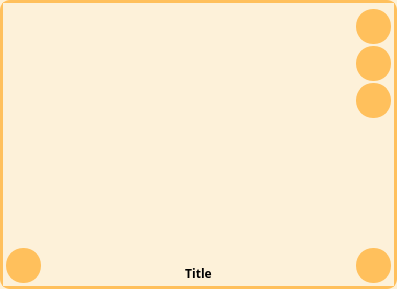
This is UI/stacked_recipes_.ui in juvarlet/a_table as Qt 5 draws it before an edit. The edited form follows.
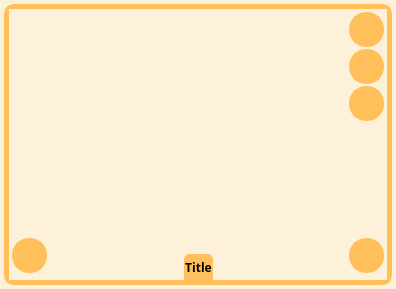
This is the edited form. Icons and pictures are not drawn.

Commit message:
New Style for Menu Table with button animation
generic dynamic filter
fix bug with leftovers checkbox
calendar button disabled in edit mode

```diff
--- a/UI/stacked_recipes_.ui
+++ b/UI/stacked_recipes_.ui
@@ -6,7 +6,7 @@
    <rect>
     <x>0</x>
     <y>0</y>
-    <width>397</width>
+    <width>396</width>
     <height>289</height>
    </rect>
   </property>
@@ -116,41 +116,56 @@
 	height: 20px;
 }
 
- 
-QComboBox QAbstractItemView{
+ QComboBox QAbstractItemView{
 	background-color: #fdf1d9;
 	/*color: #1a5d75;*/
 	selection-background-color: #ffc05c;
 	/*selection-color: #2584a7;*/
 }
 
-QFrame #frame_buttons, QFrame #frame, QFrame #frame_4, QFrame #frame_buttons_2{
+QFrame #frame_buttons, QFrame #frame, QFrame #frame_4, QFrame #frame_buttons_2, QFrame #frame_2, QFrame #frame_3{
     background-color:transparent;
 	border-color:transparent;
 }
 
+QFrame#frame_list, QFrame #frame_buttons_2{
+	background-color:#ffe0ad;
+}
+QListWidget#list_stack{
+	background-color:transparent;
+}
+
 QMenu::item {
     icon-size:50px 50px;
 }
+
 QStackedWidget {
-	border: 3px solid #ffc05c;
+	border: 5px solid #ffc05c;
 	border-radius: 10px;
 }
+
+QLabel#label_title{
+		border: 1px solid #ffc05c;
+		border-top-left-radius: 5px;
+		border-top-right-radius: 5px;
+		background-color:#ffc05c;
+    }
+
 /**/
 </string>
   </property>
   <layout class="QGridLayout" name="gridLayout">
    <property name="leftMargin">
-    <number>0</number>
+    <number>4</number>
    </property>
    <property name="topMargin">
-    <number>0</number>
+    <number>4</number>
    </property>
    <property name="rightMargin">
-    <number>0</number>
+    <number>4</number>
    </property>
    <property name="bottomMargin">
-    <number>0</number>
+    <number>4</number>
    </property>
    <property name="spacing">
     <number>0</number>
@@ -199,18 +214,18 @@
            <number>0</number>
           </property>
           <property name="topMargin">
-           <number>3</number>
+           <number>0</number>
           </property>
           <property name="rightMargin">
            <number>0</number>
           </property>
           <property name="bottomMargin">
-           <number>3</number>
+           <number>0</number>
           </property>
           <property name="spacing">
            <number>0</number>
           </property>
-          <item row="0" column="0" colspan="2">
+          <item row="0" column="0" rowspan="3" colspan="2">
            <widget class="QLabel" name="label_image">
             <property name="sizePolicy">
              <sizepolicy hsizetype="Expanding" vsizetype="Expanding">
@@ -270,6 +285,19 @@
                </property>
               </layout>
              </item>
+             <item row="1" column="1">
+              <spacer name="verticalSpacer_4">
+               <property name="orientation">
+                <enum>Qt::Vertical</enum>
+               </property>
+               <property name="sizeHint" stdset="0">
+                <size>
+                 <width>0</width>
+                 <height>0</height>
+                </size>
+               </property>
+              </spacer>
+             </item>
              <item row="0" column="2">
               <spacer name="horizontalSpacer_3">
                <property name="orientation">
@@ -329,8 +357,8 @@
                </property>
                <property name="sizeHint" stdset="0">
                 <size>
-                 <width>40</width>
-                 <height>20</height>
+                 <width>0</width>
+                 <height>0</height>
                 </size>
                </property>
               </spacer>
@@ -434,6 +462,12 @@
           </item>
           <item row="2" column="0" colspan="2">
            <widget class="QFrame" name="frame_2">
+            <property name="maximumSize">
+             <size>
+              <width>16777215</width>
+              <height>45</height>
+             </size>
+            </property>
             <property name="frameShape">
              <enum>QFrame::NoFrame</enum>
             </property>
@@ -451,12 +485,12 @@
               <number>35</number>
              </property>
              <property name="bottomMargin">
-              <number>1</number>
+              <number>0</number>
              </property>
              <property name="spacing">
               <number>0</number>
              </property>
-             <item row="0" column="0">
+             <item row="1" column="1">
               <widget class="QLabel" name="label_title">
                <property name="sizePolicy">
                 <sizepolicy hsizetype="Preferred" vsizetype="Minimum">
@@ -464,6 +498,9 @@
                  <verstretch>0</verstretch>
                 </sizepolicy>
                </property>
+               <property name="frameShape">
+                <enum>QFrame::NoFrame</enum>
+               </property>
                <property name="text">
                 <string>Title</string>
                </property>
@@ -473,8 +510,50 @@
                <property name="wordWrap">
                 <bool>true</bool>
                </property>
+               <property name="margin">
+                <number>3</number>
+               </property>
               </widget>
              </item>
+             <item row="1" column="0">
+              <spacer name="horizontalSpacer_8">
+               <property name="orientation">
+                <enum>Qt::Horizontal</enum>
+               </property>
+               <property name="sizeHint" stdset="0">
+                <size>
+                 <width>0</width>
+                 <height>0</height>
+                </size>
+               </property>
+              </spacer>
+             </item>
+             <item row="1" column="2">
+              <spacer name="horizontalSpacer_9">
+               <property name="orientation">
+                <enum>Qt::Horizontal</enum>
+               </property>
+               <property name="sizeHint" stdset="0">
+                <size>
+                 <width>0</width>
+                 <height>0</height>
+                </size>
+               </property>
+              </spacer>
+             </item>
+             <item row="0" column="1">
+              <spacer name="verticalSpacer_3">
+               <property name="orientation">
+                <enum>Qt::Vertical</enum>
+               </property>
+               <property name="sizeHint" stdset="0">
+                <size>
+                 <width>0</width>
+                 <height>0</height>
+                </size>
+               </property>
+              </spacer>
+             </item>
             </layout>
            </widget>
           </item>
@@ -503,37 +582,11 @@
               <number>3</number>
              </property>
              <property name="bottomMargin">
-              <number>0</number>
+              <number>3</number>
              </property>
              <property name="spacing">
               <number>0</number>
              </property>
-             <item row="0" column="0">
-              <widget class="QPushButton" name="pB_list">
-               <property name="maximumSize">
-                <size>
-                 <width>35</width>
-                 <height>35</height>
-                </size>
-               </property>
-               <property name="toolTip">
-                <string>Changer de vue - Liste</string>
-               </property>
-               <property name="text">
-                <string/>
-               </property>
-               <property name="icon">
-                <iconset>
-                 <normaloff>images/icon_list_view.png</normaloff>images/icon_list_view.png</iconset>
-               </property>
-               <property name="iconSize">
-                <size>
-                 <width>27</width>
-                 <height>27</height>
-                </size>
-               </property>
-              </widget>
-             </item>
              <item row="0" column="2">
               <widget class="QPushButton" name="pB_next">
                <property name="maximumSize">
@@ -560,6 +613,32 @@
                </property>
               </widget>
              </item>
+             <item row="0" column="0">
+              <widget class="QPushButton" name="pB_list">
+               <property name="maximumSize">
+                <size>
+                 <width>35</width>
+                 <height>35</height>
+                </size>
+               </property>
+               <property name="toolTip">
+                <string>Changer de vue - Liste</string>
+               </property>
+               <property name="text">
+                <string/>
+               </property>
+               <property name="icon">
+                <iconset>
+                 <normaloff>images/icon_list_view.png</normaloff>images/icon_list_view.png</iconset>
+               </property>
+               <property name="iconSize">
+                <size>
+                 <width>27</width>
+                 <height>27</height>
+                </size>
+               </property>
+              </widget>
+             </item>
              <item row="0" column="1">
               <spacer name="horizontalSpacer_6">
                <property name="orientation">
@@ -617,13 +696,13 @@
            <number>0</number>
           </property>
           <property name="topMargin">
-           <number>3</number>
+           <number>0</number>
           </property>
           <property name="rightMargin">
            <number>0</number>
           </property>
           <property name="bottomMargin">
-           <number>3</number>
+           <number>0</number>
           </property>
           <property name="spacing">
            <number>0</number>
@@ -644,7 +723,7 @@
               <number>0</number>
              </property>
              <property name="topMargin">
-              <number>1</number>
+              <number>3</number>
              </property>
              <property name="rightMargin">
               <number>1</number>
@@ -822,7 +901,7 @@
             <property name="minimumSize">
              <size>
               <width>0</width>
-              <height>35</height>
+              <height>40</height>
              </size>
             </property>
             <property name="frameShape">
@@ -842,7 +921,7 @@
               <number>3</number>
              </property>
              <property name="bottomMargin">
-              <number>0</number>
+              <number>3</number>
              </property>
              <property name="spacing">
               <number>0</number>
@@ -970,7 +1049,7 @@
               <number>3</number>
              </property>
              <property name="bottomMargin">
-              <number>0</number>
+              <number>3</number>
              </property>
              <property name="spacing">
               <number>0</number>
@@ -997,7 +1076,7 @@
                 </size>
                </property>
                <property name="toolTip">
-                <string>Ajouter une recette</string>
+                <string>Valider</string>
                </property>
                <property name="text">
                 <string/>
@@ -1023,7 +1102,7 @@
                 </size>
                </property>
                <property name="toolTip">
-                <string>Changer de recette</string>
+                <string>Annuler</string>
                </property>
                <property name="text">
                 <string/>
@@ -1093,7 +1172,7 @@
               </widget>
              </item>
              <item row="5" column="0">
-              <widget class="QLineEdit" name="lineEdit">
+              <widget class="QLineEdit" name="lE_search">
                <property name="placeholderText">
                 <string>Recherche...</string>
                </property>
```
The commit also changes 30 other files.
